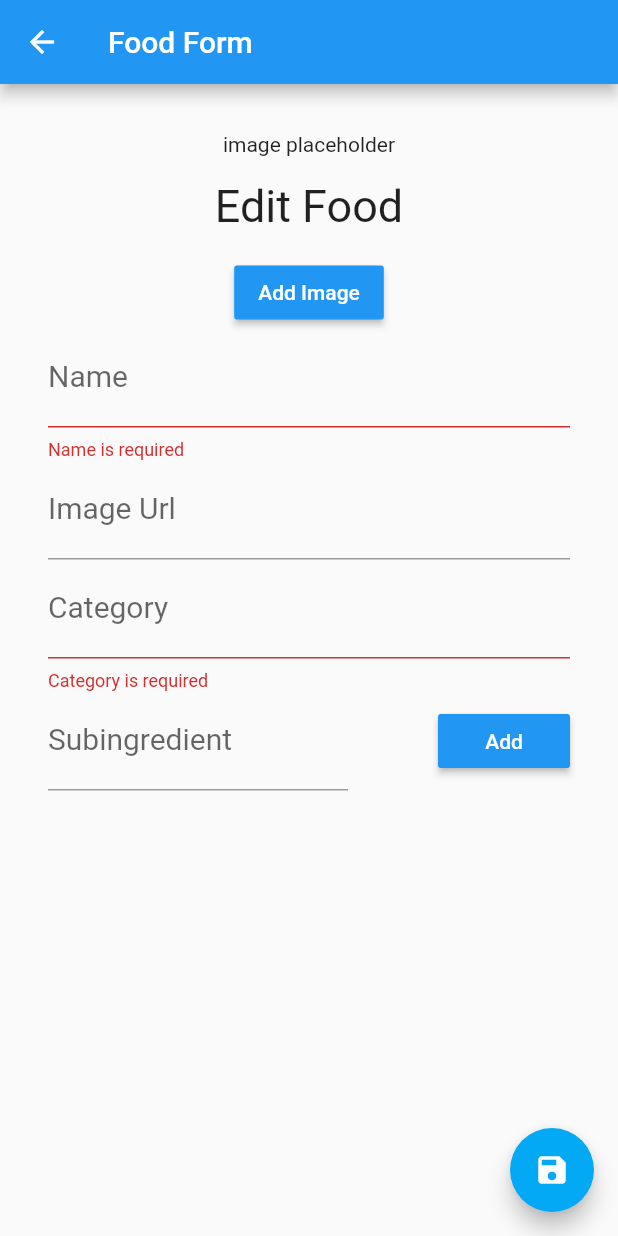
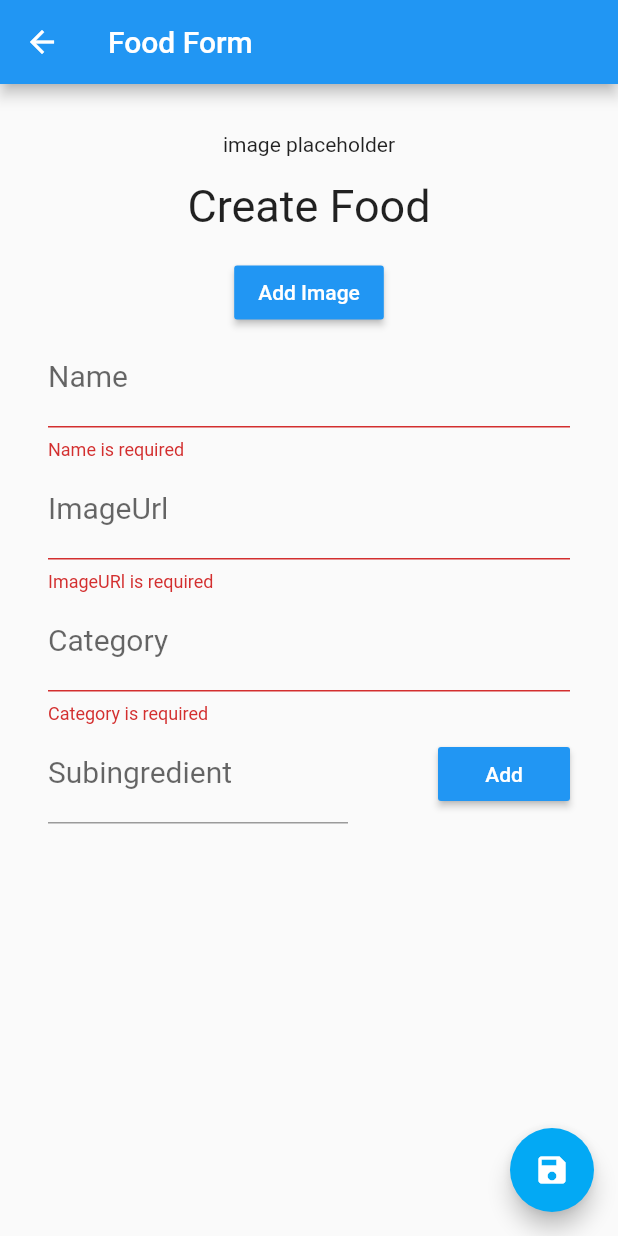
Before and after one commit to xaakib/firebase_provider_streambuilder, a Flutter app: the FoodForm screen opened directly, on a phone screen of 412 x 824 dp. Run offline on Flutter 3.47's test engine with Material 2 defaults, Android fonts, the phone set to English and light mode, and no system bars; our stand-ins replace cloud_firestore, firebase_auth, firebase_storage, image_picker; accounts and stored records are empty.

Commit message:
all done upload and retrive

```diff
--- a/lib/api/food_api.dart
+++ b/lib/api/food_api.dart
@@ -119,7 +119,7 @@ _uploadFood(Food food, bool isUpdating, Function foodUploaded,
   CollectionReference foodRef = Firestore.instance.collection('Foods');
 
   if (imageUrl != null) {
-    food.image = imageUrl;
+    food.imageurl = imageUrl;
   }
 
   if (isUpdating) {
@@ -145,9 +145,9 @@ _uploadFood(Food food, bool isUpdating, Function foodUploaded,
 }
 
 deleteFood(Food food, Function foodDeleted) async {
-  if (food.image != null) {
+  if (food.imageurl != null) {
     StorageReference storageReference =
-        await FirebaseStorage.instance.getReferenceFromUrl(food.image);
+        await FirebaseStorage.instance.getReferenceFromUrl(food.imageurl);
 
     print(storageReference.path);
 
--- a/lib/model/food.dart
+++ b/lib/model/food.dart
@@ -3,8 +3,9 @@ import 'package:cloud_firestore/cloud_firestore.dart';
 class Food {
   String id;
   String name;
+  String imageurl;
   String category;
-  String image;
+
   List subIngredients = [];
   Timestamp createdAt;
   Timestamp updatedAt;
@@ -15,7 +16,8 @@ class Food {
     id = data['id'];
     name = data['name'];
     category = data['category'];
-    image = data['image'];
+
+    imageurl = data['imageurl'];
     subIngredients = data['subIngredients'];
     createdAt = data['createdAt'];
     updatedAt = data['updatedAt'];
@@ -26,7 +28,7 @@ class Food {
       'id': id,
       'name': name,
       'category': category,
-      'image': image,
+      'imageurl': imageurl,
       'subIngredients': subIngredients,
       'createdAt': createdAt,
       'updatedAt': updatedAt
--- a/lib/screens/feed.dart
+++ b/lib/screens/feed.dart
@@ -52,8 +52,8 @@ class _FeedState extends State<Feed> {
           itemBuilder: (BuildContext context, int index) {
             return ListTile(
               leading: Image.network(
-                foodNotifier.foodList[index].image != null
-                    ? foodNotifier.foodList[index].image
+                foodNotifier.foodList[index].imageurl != null
+                    ? foodNotifier.foodList[index].imageurl
                     : 'https://www.testingxperts.com/wp-content/uploads/2019/02/placeholder-img.jpg',
                 width: 120,
                 fit: BoxFit.fitWidth,
--- a/lib/screens/food_form.dart
+++ b/lib/screens/food_form.dart
@@ -39,7 +39,7 @@ class _FoodFormState extends State<FoodForm> {
     }
 
     _subingredients.addAll(_currentFood.subIngredients);
-    _imageUrl = _currentFood.image;
+    _imageUrl = _currentFood.imageurl;
   }
 
   _showImage() {
@@ -100,7 +100,6 @@ class _FoodFormState extends State<FoodForm> {
   }
 
   _getLocalImage() async {
-    // ignore: deprecated_member_use
     File imageFile = await ImagePicker.pickImage(
         source: ImageSource.gallery, imageQuality: 50, maxWidth: 400);
 
@@ -134,14 +133,25 @@ class _FoodFormState extends State<FoodForm> {
     );
   }
 
-  Widget _buildImageUrlField() {
+  Widget _buiImageUrlField() {
     return TextFormField(
-      decoration: InputDecoration(labelText: 'Image Url'),
-      initialValue: _currentFood.image,
+      decoration: InputDecoration(labelText: 'ImageUrl'),
+      initialValue: _currentFood.imageurl,
       keyboardType: TextInputType.text,
       style: TextStyle(fontSize: 20),
+      validator: (String value) {
+        if (value.isEmpty) {
+          return 'ImageURl is required';
+        }
+
+        if (value.length < 3 || value.length > 400) {
+          return 'Name must be more than 3 and less than 20';
+        }
+
+        return null;
+      },
       onSaved: (String value) {
-        _currentFood.image = value;
+        _currentFood.imageurl = value;
       },
     );
   }
@@ -228,7 +238,6 @@ class _FoodFormState extends State<FoodForm> {
         padding: EdgeInsets.all(32),
         child: Form(
           key: _formKey,
-          // ignore: deprecated_member_use
           autovalidate: true,
           child: Column(children: <Widget>[
             _showImage(),
@@ -251,7 +260,7 @@ class _FoodFormState extends State<FoodForm> {
                   )
                 : SizedBox(height: 0),
             _buildNameField(),
-            _buildImageUrlField(),
+            _buiImageUrlField(),
             _buildCategoryField(),
             Row(
               mainAxisAlignment: MainAxisAlignment.spaceBetween,
@@ -267,29 +276,27 @@ class _FoodFormState extends State<FoodForm> {
               ],
             ),
             SizedBox(height: 16),
-            Container(
-              height: 164,
-              width: MediaQuery.of(context).size.width,
-              child: GridView.count(
-                scrollDirection: Axis.horizontal,
+            GridView.count(
               shrinkWrap: true,
-                crossAxisCount: 1,
+              scrollDirection: Axis.vertical,
+              padding: EdgeInsets.all(8),
+              crossAxisCount: 3,
               crossAxisSpacing: 4,
-                mainAxisSpacing: 10,
+              mainAxisSpacing: 4,
               children: _subingredients
                   .map(
                     (ingredient) => Card(
-                        child: Image.network(
+                      color: Colors.black54,
+                      child: Center(
+                        child: Text(
                           ingredient,
-                          fit: BoxFit.fill,
-                          height: 150,
-                          width: 250,
+                          style: TextStyle(color: Colors.white, fontSize: 14),
+                        ),
                       ),
                     ),
                   )
                   .toList(),
-              ),
-            ),
+            )
           ]),
         ),
       ),
```
Also changed, not shown: lib/screens/detail.dart (+2 -33 lines). Lines whose indentation alone changed are shown as unchanged.
